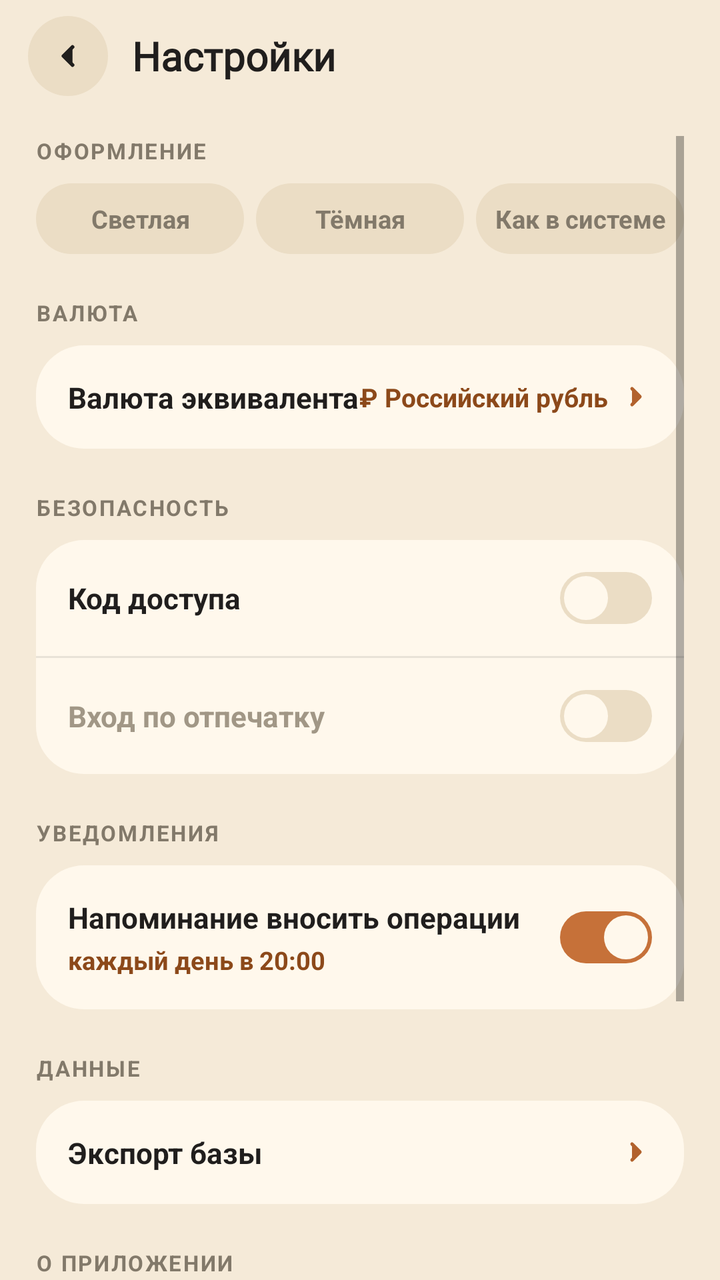
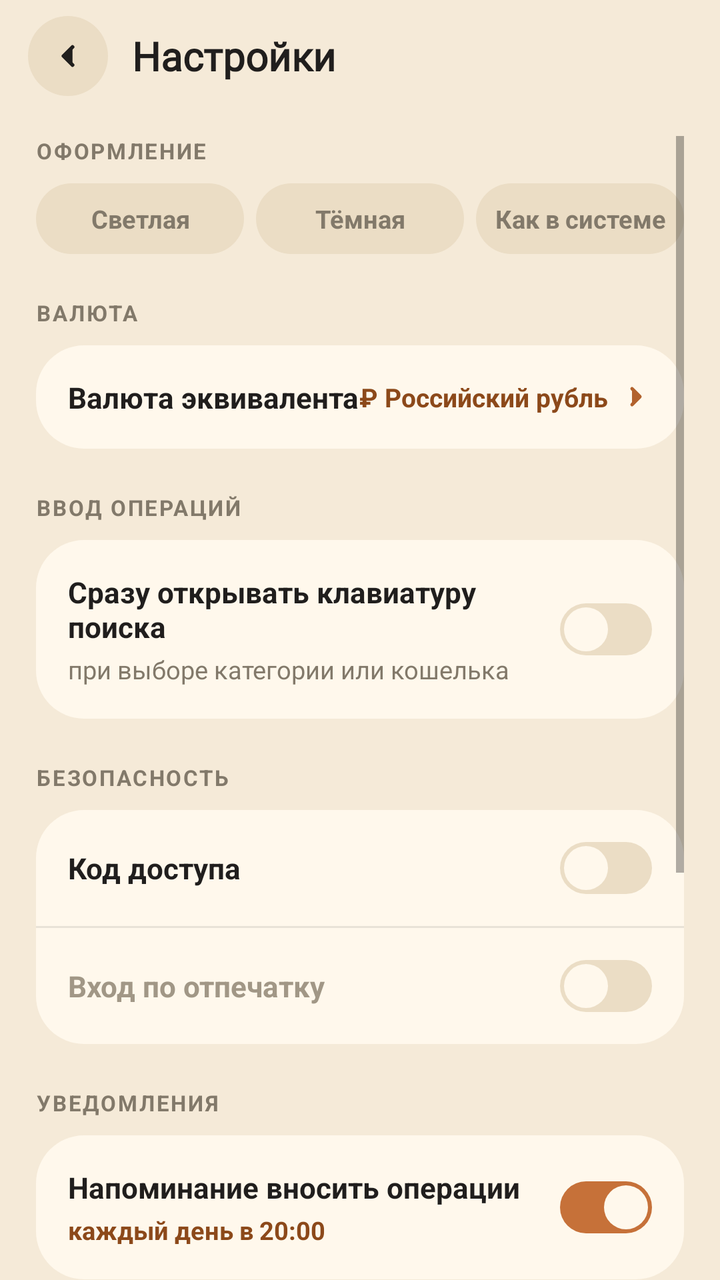

Two renders of the same Android screen: before a commit and after it. Below are the layout's source before the change and the commit's diff.
<!-- AndroidManifest.xml: activity theme AppTheme.NoActionBar -->
<!-- res/layout/activity_settings.xml -->
<?xml version="1.0" encoding="utf-8"?>
<RelativeLayout xmlns:android="http://schemas.android.com/apk/res/android"
    android:layout_width="match_parent"
    android:layout_height="match_parent"
    android:background="@color/colorBackground">

    <LinearLayout
        android:id="@+id/toolbar"
        android:layout_width="match_parent"
        android:layout_height="wrap_content"
        android:orientation="horizontal"
        android:gravity="center_vertical"
        android:paddingLeft="14dp"
        android:paddingTop="8dp"
        android:paddingBottom="6dp">

        <ImageButton
            android:id="@+id/btnUp"
            android:layout_width="40dp"
            android:layout_height="40dp"
            android:background="@drawable/bg_pill_secondary"
            android:src="@drawable/ic_nav_back"
            android:onClick="btnUp"/>

        <TextView
            android:layout_width="wrap_content"
            android:layout_height="wrap_content"
            android:layout_marginStart="12dp"
            android:text="Настройки"
            android:textSize="20sp"
            android:textStyle="bold"
            android:fontFamily="@font/caprasimo"
            android:textColor="@color/colorTextPrimary"/>
    </LinearLayout>

    <ScrollView
        android:layout_width="match_parent"
        android:layout_height="wrap_content"
        android:layout_below="@id/toolbar"
        android:paddingLeft="18dp"
        android:paddingRight="18dp"
        android:paddingTop="14dp">

        <LinearLayout
            android:layout_width="match_parent"
            android:layout_height="wrap_content"
            android:orientation="vertical">

            
            <TextView style="@style/SettingsGroupLabel" android:text="ОФОРМЛЕНИЕ"/>
            <LinearLayout
                android:layout_width="match_parent"
                android:layout_height="wrap_content"
                android:orientation="horizontal"
                android:layout_marginBottom="22dp">

                <TextView
                    android:id="@+id/chipThemeLight"
                    style="@style/FilterChip"
                    android:text="Светлая"
                    android:onClick="onPickTheme"/>

                <TextView
                    android:id="@+id/chipThemeDark"
                    style="@style/FilterChip"
                    android:text="Тёмная"
                    android:onClick="onPickTheme"/>

                <TextView
                    android:id="@+id/chipThemeSystem"
                    style="@style/FilterChip"
                    android:layout_marginEnd="0dp"
                    android:text="Как в системе"
                    android:onClick="onPickTheme"/>
            </LinearLayout>

            <TextView style="@style/SettingsGroupLabel" android:text="ВАЛЮТА"/>
            <LinearLayout
                android:id="@+id/rowMainCurrency"
                android:layout_width="match_parent"
                android:layout_height="wrap_content"
                android:orientation="horizontal"
                android:gravity="center_vertical"
                android:background="@drawable/bg_card"
                android:padding="16dp"
                android:layout_marginBottom="22dp"
                android:onClick="onPickMainCurrency">

                <TextView
                    android:layout_width="0dp"
                    android:layout_height="wrap_content"
                    android:layout_weight="1"
                    android:text="Валюта эквивалента"
                    android:textSize="14.5sp"
                    android:textStyle="bold"
                    android:textColor="@color/colorTextPrimary"/>

                <TextView
                    android:id="@+id/mainCurrencyValue"
                    android:layout_width="wrap_content"
                    android:layout_height="wrap_content"
                    android:text="₽ Российский рубль"
                    android:textSize="13sp"
                    android:textStyle="bold"
                    android:textColor="@color/colorexpanse"
                    android:layout_marginEnd="6dp"/>

                <ImageView
                    android:layout_width="16dp"
                    android:layout_height="16dp"
                    android:src="@drawable/ic_chevron_right"/>
            </LinearLayout>

            <TextView style="@style/SettingsGroupLabel" android:text="БЕЗОПАСНОСТЬ"/>
            <LinearLayout
                android:layout_width="match_parent"
                android:layout_height="wrap_content"
                android:orientation="vertical"
                android:background="@drawable/bg_card"
                android:layout_marginBottom="22dp">

                <LinearLayout
                    android:layout_width="match_parent"
                    android:layout_height="wrap_content"
                    android:orientation="horizontal"
                    android:gravity="center_vertical"
                    android:padding="16dp">

                    <TextView
                        android:layout_width="0dp"
                        android:layout_height="wrap_content"
                        android:layout_weight="1"
                        android:text="Код доступа"
                        android:textSize="14.5sp"
                        android:textStyle="bold"
                        android:textColor="@color/colorTextPrimary"/>

                    <FrameLayout
                        android:id="@+id/switchAccessCode"
                        android:layout_width="46dp"
                        android:layout_height="26dp"
                        android:background="@drawable/bg_switch_off"
                        android:onClick="onToggleAccessCode">
                        <View
                            android:id="@+id/switchAccessCodeThumb"
                            android:layout_width="22dp"
                            android:layout_height="22dp"
                            android:layout_margin="2dp"
                            android:background="@drawable/bg_switch_thumb"/>
                    </FrameLayout>
                </LinearLayout>

                <View android:layout_width="match_parent" android:layout_height="1dp" android:background="@color/colorDivider"/>

                <LinearLayout
                    android:layout_width="match_parent"
                    android:layout_height="wrap_content"
                    android:orientation="horizontal"
                    android:gravity="center_vertical"
                    android:padding="16dp">

                    <TextView
                        android:id="@+id/labelBiometric"
                        android:layout_width="0dp"
                        android:layout_height="wrap_content"
                        android:layout_weight="1"
                        android:text="Вход по отпечатку"
                        android:textSize="14.5sp"
                        android:textStyle="bold"
                        android:textColor="@color/colorTextHint"/>

                    <FrameLayout
                        android:id="@+id/switchBiometric"
                        android:layout_width="46dp"
                        android:layout_height="26dp"
                        android:background="@drawable/bg_switch_off"
                        android:onClick="onToggleBiometric">
                        <View
                            android:id="@+id/switchBiometricThumb"
                            android:layout_width="22dp"
                            android:layout_height="22dp"
                            android:layout_margin="2dp"
                            android:background="@drawable/bg_switch_thumb"/>
                    </FrameLayout>
                </LinearLayout>
            </LinearLayout>

            <TextView style="@style/SettingsGroupLabel" android:text="УВЕДОМЛЕНИЯ"/>
            <LinearLayout
                android:layout_width="match_parent"
                android:layout_height="wrap_content"
                android:orientation="horizontal"
                android:gravity="center_vertical"
                android:background="@drawable/bg_card"
                android:padding="16dp"
                android:layout_marginBottom="22dp">

                <LinearLayout
                    android:layout_width="0dp"
                    android:layout_height="wrap_content"
                    android:layout_weight="1"
                    android:orientation="vertical">

                    <TextView
                        android:layout_width="wrap_content"
                        android:layout_height="wrap_content"
                        android:text="Напоминание вносить операции"
                        android:textSize="14.5sp"
                        android:textStyle="bold"
                        android:textColor="@color/colorTextPrimary"/>

                    <TextView
                        android:id="@+id/rowRemindTime"
                        android:layout_width="wrap_content"
                        android:layout_height="wrap_content"
                        android:layout_marginTop="3dp"
                        android:text="каждый день в 20:00"
                        android:textSize="12.5sp"
                        android:textStyle="bold"
                        android:textColor="@color/colorexpanse"
                        android:onClick="onPickRemindTime"/>
                </LinearLayout>

                <FrameLayout
                    android:id="@+id/switchRemind"
                    android:layout_width="46dp"
                    android:layout_height="26dp"
                    android:background="@drawable/bg_switch_on"
                    android:onClick="onToggleRemind">
                    <View
                        android:id="@+id/switchRemindThumb"
                        android:layout_width="22dp"
                        android:layout_height="22dp"
                        android:layout_margin="2dp"
                        android:layout_gravity="end"
                        android:background="@drawable/bg_switch_thumb"/>
                </FrameLayout>
            </LinearLayout>

            <TextView style="@style/SettingsGroupLabel" android:text="ДАННЫЕ"/>
            <LinearLayout
                android:layout_width="match_parent"
                android:layout_height="wrap_content"
                android:orientation="vertical"
                android:background="@drawable/bg_card"
                android:layout_marginBottom="22dp">

                
                <LinearLayout
                    android:id="@+id/rowExport"
                    android:layout_width="match_parent"
                    android:layout_height="wrap_content"
                    android:orientation="horizontal"
                    android:gravity="center_vertical"
                    android:padding="16dp"
                    android:onClick="onExportDatabase">

                    <TextView
                        android:layout_width="0dp"
                        android:layout_height="wrap_content"
                        android:layout_weight="1"
                        android:text="Экспорт базы"
                        android:textSize="14.5sp"
                        android:textStyle="bold"
                        android:textColor="@color/colorTextPrimary"/>

                    <ImageView
                        android:layout_width="16dp"
                        android:layout_height="16dp"
                        android:src="@drawable/ic_chevron_right"/>
                </LinearLayout>
            </LinearLayout>

            <TextView style="@style/SettingsGroupLabel" android:text="О ПРИЛОЖЕНИИ"/>
            <LinearLayout
                android:layout_width="match_parent"
                android:layout_height="wrap_content"
                android:orientation="vertical"
                android:background="@drawable/bg_card"
                android:layout_marginBottom="24dp">

                <LinearLayout
                    android:id="@+id/rowRateApp"
                    android:layout_width="match_parent"
                    android:layout_height="wrap_content"
                    android:orientation="horizontal"
                    android:gravity="center_vertical"
                    android:padding="16dp"
                    android:onClick="onRateApp">

                    <TextView
                        android:layout_width="0dp"
                        android:layout_height="wrap_content"
                        android:layout_weight="1"
                        android:text="Оценить приложение"
                        android:textSize="14.5sp"
                        android:textStyle="bold"
                        android:textColor="@color/colorTextPrimary"/>

                    <ImageView
                        android:layout_width="16dp"
                        android:layout_height="16dp"
                        android:src="@drawable/ic_chevron_right"/>
                </LinearLayout>

                <View android:layout_width="match_parent" android:layout_height="1dp" android:background="@color/colorDivider"/>

                <LinearLayout
                    android:id="@+id/rowVersion"
                    android:layout_width="match_parent"
                    android:layout_height="wrap_content"
                    android:orientation="horizontal"
                    android:gravity="center_vertical"
                    android:padding="16dp"
                    android:onClick="onVersionTap">

                    <TextView
                        android:layout_width="0dp"
                        android:layout_height="wrap_content"
                        android:layout_weight="1"
                        android:text="Версия"
                        android:textSize="14.5sp"
                        android:textStyle="bold"
                        android:textColor="@color/colorTextPrimary"/>

                    <TextView
                        android:id="@+id/versionValue"
                        android:layout_width="wrap_content"
                        android:layout_height="wrap_content"
                        android:text="2.4.1"
                        android:textSize="13sp"
                        android:textStyle="bold"
                        android:textColor="@color/colorTextSecondary"/>
                </LinearLayout>

                <View android:layout_width="match_parent" android:layout_height="1dp" android:background="@color/colorDivider"/>

                <LinearLayout
                    android:layout_width="match_parent"
                    android:layout_height="wrap_content"
                    android:orientation="horizontal"
                    android:gravity="center_vertical"
                    android:padding="16dp">

                    <TextView
                        android:layout_width="0dp"
                        android:layout_height="wrap_content"
                        android:layout_weight="1"
                        android:text="Дата сборки"
                        android:textSize="14.5sp"
                        android:textStyle="bold"
                        android:textColor="@color/colorTextPrimary"/>

                    <TextView
                        android:id="@+id/buildDateValue"
                        android:layout_width="wrap_content"
                        android:layout_height="wrap_content"
                        android:text=""
                        android:textSize="13sp"
                        android:textStyle="bold"
                        android:textColor="@color/colorTextSecondary"/>
                </LinearLayout>
            </LinearLayout>
        </LinearLayout>
    </ScrollView>
</RelativeLayout>
<!-- resources referenced by this layout -->
<resources>
  <color name="colorBackground">#F5EAD8</color>
  <color name="colorDivider">#1A201E1D</color>
  <color name="colorTextHint">#A19786</color>
  <color name="colorTextPrimary">#201E1D</color>
  <color name="colorTextSecondary">#82796A</color>
  <color name="colorexpanse">#8C491A</color>
  <!-- drawable bg_card (drawable) -->
  <?xml version="1.0" encoding="utf-8"?>
  <shape xmlns:android="http://schemas.android.com/apk/res/android">
      <solid android:color="@color/colorSurface"/>
      <corners android:radius="24dp"/>
  </shape>
  <!-- drawable bg_pill_secondary (drawable) -->
  <?xml version="1.0" encoding="utf-8"?>
  <ripple xmlns:android="http://schemas.android.com/apk/res/android"
      android:color="@color/colorPrimaryLight">
      <item>
          <shape>
              <solid android:color="@color/colorSurfaceAlt"/>
              <corners android:radius="999dp"/>
          </shape>
      </item>
  </ripple>
  <!-- drawable bg_switch_off (drawable) -->
  <?xml version="1.0" encoding="utf-8"?>
  <shape xmlns:android="http://schemas.android.com/apk/res/android">
      <solid android:color="@color/colorSurfaceAlt"/>
      <corners android:radius="999dp"/>
  </shape>
  <!-- drawable bg_switch_on (drawable) -->
  <?xml version="1.0" encoding="utf-8"?>
  <shape xmlns:android="http://schemas.android.com/apk/res/android">
      <solid android:color="@color/colorPrimary"/>
      <corners android:radius="999dp"/>
  </shape>
  <!-- drawable bg_switch_thumb (drawable) -->
  <?xml version="1.0" encoding="utf-8"?>
  <shape xmlns:android="http://schemas.android.com/apk/res/android"
      android:shape="oval">
      <solid android:color="@color/colorSurface"/>
  </shape>
  <!-- drawable ic_chevron_right (drawable) -->
  <?xml version="1.0" encoding="utf-8"?>
  <vector xmlns:android="http://schemas.android.com/apk/res/android"
      android:width="16dp" android:height="16dp" android:viewportWidth="24" android:viewportHeight="24">
      <path android:fillColor="@color/colorPrimaryDark" android:pathData="M9,6 L15,12 L9,18"
          android:strokeColor="@color/colorPrimaryDark" android:strokeWidth="2.5" android:strokeLineCap="round" android:strokeLineJoin="round"/>
  </vector>
  <!-- drawable ic_nav_back (drawable) -->
  <?xml version="1.0" encoding="utf-8"?>
  <vector xmlns:android="http://schemas.android.com/apk/res/android"
      android:width="18dp" android:height="18dp" android:viewportWidth="24" android:viewportHeight="24">
      <path android:fillColor="@color/colorTextPrimary" android:pathData="M15,6 L9,12 L15,18"
          android:strokeColor="@color/colorTextPrimary" android:strokeWidth="2.5" android:strokeLineCap="round" android:strokeLineJoin="round"/>
  </vector>
  <style name="SettingsGroupLabel">
          <item name="android:layout_width">wrap_content</item>
          <item name="android:layout_height">wrap_content</item>
          <item name="android:textAllCaps">true</item>
          <item name="android:textSize">11sp</item>
          <item name="android:textStyle">bold</item>
          <item name="android:letterSpacing">0.08</item>
          <item name="android:textColor">@color/colorTextSecondary</item>
          <item name="android:layout_marginBottom">9dp</item>
      </style>
  <style name="AppTheme.NoActionBar">
          <item name="windowActionBar">false</item>
          <item name="windowNoTitle">true</item>
      </style>
  <color name="colorSurface">#FFF8EC</color>
  <color name="colorPrimaryLight">#F6A06B</color>
  <color name="colorSurfaceAlt">#EBDDC5</color>
  <color name="colorPrimary">#C67139</color>
  <color name="colorPrimaryDark">#B2622D</color>
  <!-- drawable bg_chip_unselected (drawable) -->
  <?xml version="1.0" encoding="utf-8"?>
  <shape xmlns:android="http://schemas.android.com/apk/res/android">
      <solid android:color="@color/colorSurfaceAlt"/>
      <corners android:radius="999dp"/>
  </shape>
  <!-- unchanged entries left out for length: 1 -->
</resources>

<!-- the commit's change to res/layout/activity_settings.xml (unified diff, before → after) -->
@@ -109,6 +109,55 @@
                     android:layout_width="16dp"
                     android:layout_height="16dp"
                     android:src="@drawable/ic_chevron_right"/>
+            </LinearLayout>
+
+            <TextView style="@style/SettingsGroupLabel" android:text="ВВОД ОПЕРАЦИЙ"/>
+            <LinearLayout
+                android:layout_width="match_parent"
+                android:layout_height="wrap_content"
+                android:orientation="horizontal"
+                android:gravity="center_vertical"
+                android:background="@drawable/bg_card"
+                android:padding="16dp"
+                android:layout_marginBottom="22dp">
+
+                <LinearLayout
+                    android:layout_width="0dp"
+                    android:layout_height="wrap_content"
+                    android:layout_weight="1"
+                    android:layout_marginEnd="12dp"
+                    android:orientation="vertical">
+
+                    <TextView
+                        android:layout_width="wrap_content"
+                        android:layout_height="wrap_content"
+                        android:text="Сразу открывать клавиатуру поиска"
+                        android:textSize="14.5sp"
+                        android:textStyle="bold"
+                        android:textColor="@color/colorTextPrimary"/>
+
+                    <TextView
+                        android:layout_width="wrap_content"
+                        android:layout_height="wrap_content"
+                        android:layout_marginTop="3dp"
+                        android:text="при выборе категории или кошелька"
+                        android:textSize="12.5sp"
+                        android:textColor="@color/colorTextSecondary"/>
+                </LinearLayout>
+
+                <FrameLayout
+                    android:id="@+id/switchPickerKeyboard"
+                    android:layout_width="46dp"
+                    android:layout_height="26dp"
+                    android:background="@drawable/bg_switch_off"
+                    android:onClick="onTogglePickerKeyboard">
+                    <View
+                        android:id="@+id/switchPickerKeyboardThumb"
+                        android:layout_width="22dp"
+                        android:layout_height="22dp"
+                        android:layout_margin="2dp"
+                        android:background="@drawable/bg_switch_thumb"/>
+                </FrameLayout>
             </LinearLayout>
 
             <TextView style="@style/SettingsGroupLabel" android:text="БЕЗОПАСНОСТЬ"/>
